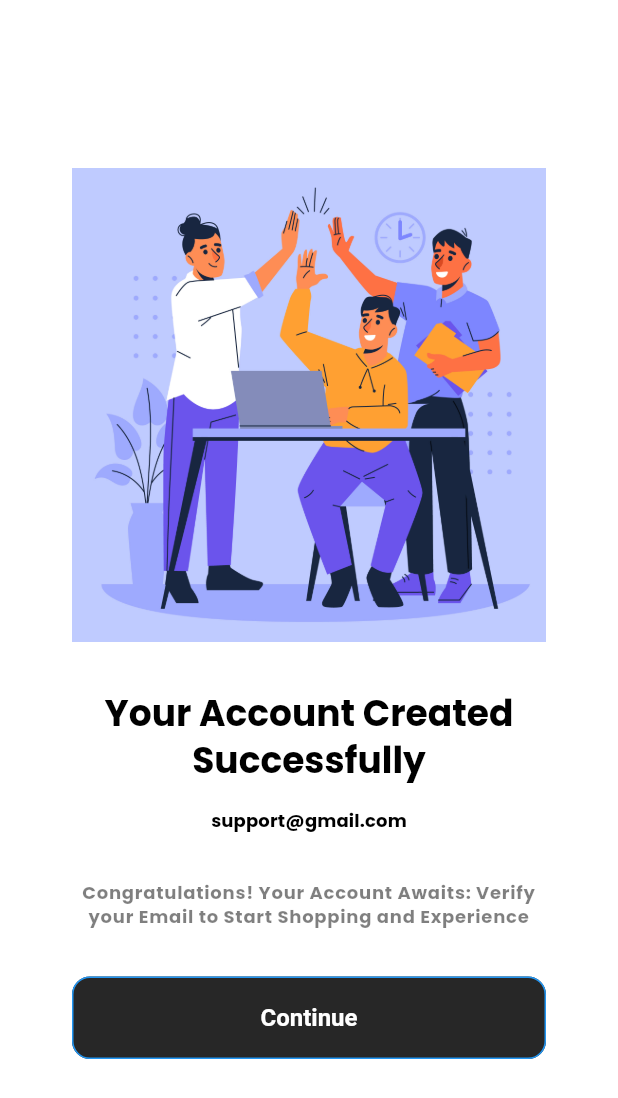
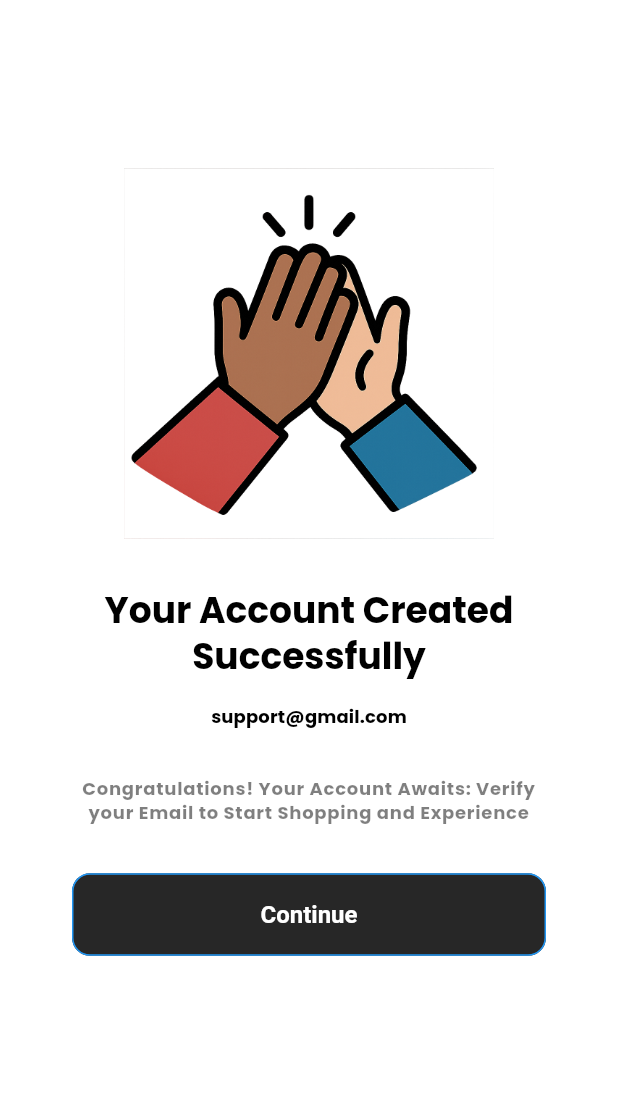
Before and after one commit to Danial14/apna_store, a Flutter app: the SuccessScreen screen opened directly, on a phone screen of 412 x 824 dp. Shown: the top 1098 px of the screen. Run offline on Flutter 3.47's test engine with Material 3 defaults, Android fonts, the phone set to English and light mode, and no system bars; our stand-ins replace get, get_storage, iconsax_flutter, logger, smooth_page_indicator; accounts and stored records are empty.

Commit message:
email verification and success completed now working on forget and reset password

```diff
--- a/lib/features/authentication/screens/signup/success_screen.dart
+++ b/lib/features/authentication/screens/signup/success_screen.dart
@@ -24,7 +24,7 @@ class SuccessScreen extends StatelessWidget {
               Image(
                 image: AssetImage(ImageStrings.accountCreated,
                 ),
-                width: AppHelperFunctions.screenWidth(context) * 0.9,
+                width: AppHelperFunctions.screenWidth(context) * 0.6,
               ),
               SizedBox(height: Sizes.spaceBetweenSections),
               Text(imageTitle,
--- a/lib/utils/constants/image_strings.dart
+++ b/lib/utils/constants/image_strings.dart
@@ -14,6 +14,6 @@ class ImageStrings{
   // Animations
   static const String productIllustrationImage = "";
   static const String deliveredEmailIllustration = "assets/images/animations/sammy-line-man-receives-a-mail.png";
-  static const String accountCreated = "assets/images/animations/account_created.jpg";
+  static const String accountCreated = "assets/images/animations/account_created.png";
 
 }
--- a/lib/utils/constants/text_strings.dart
+++ b/lib/utils/constants/text_strings.dart
@@ -45,5 +45,7 @@ class TextStrings {
   static const String resendEmail = "Resend Email";
   static const String yourAccountCreatedTitle = "Your Account Created Successfully";
   static const String yourAccountCreatedSubtitle = "Welcome to Your Ultimate Shopping Destination: Your Account is Created, Unleash the Joy of Seamless Online Shopping!";
-
+  static const String forgotPasswordTitle = "Forgot Password";
+  static const String forgotPasswordSubTitle = "Don't worry, it happens. Just enter your email and we will send you a password reset link.";
+  static const String submit = "Submit";
 }
```
Also changed, not shown: lib/features/authentication/screens/login/login.dart (+6 -1 lines), lib/features/authentication/screens/password_configuration/forgetpassword.dart (added, +43 -0 lines), lib/features/authentication/screens/password_configuration/resetpassword.dart (added, +19 -0 lines), assets/images/animations/account_created.jpg (deleted), assets/images/animations/account_created.png (added).
